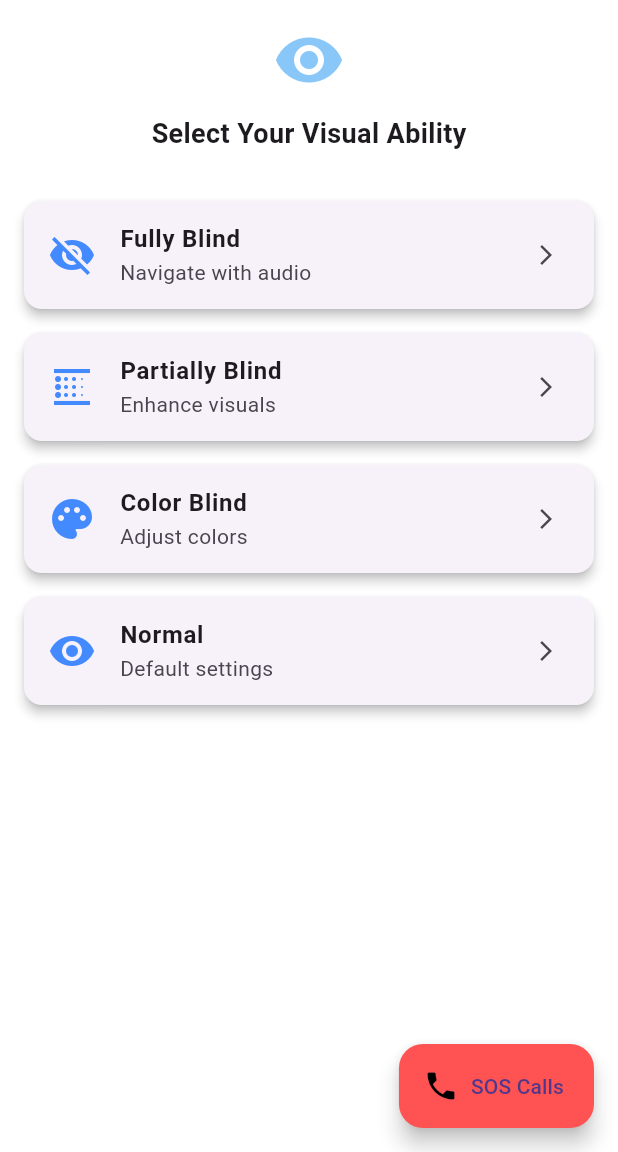
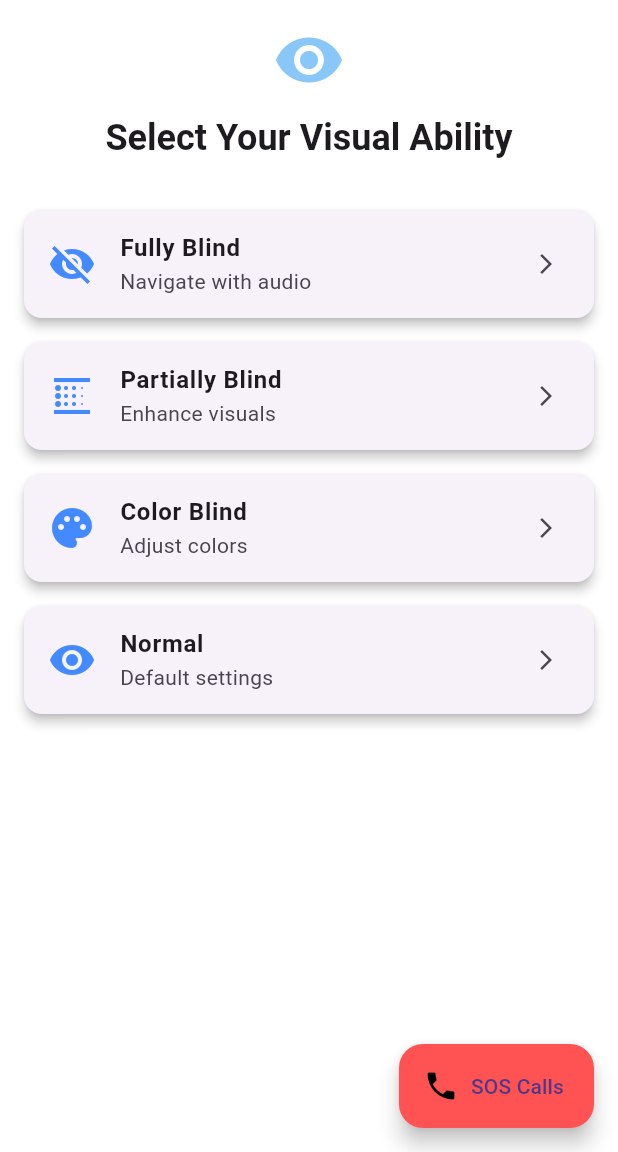
Before and after one commit to bappa-arc/visionaid_ar, a Flutter app: the screen it shows after launch, after a tap on the "mic" icon, on a phone screen of 412 x 824 dp, the part 84-1236 px from its top. Run offline on Flutter 3.47's test engine with Material 3 defaults, Android fonts, the phone set to English and light mode, and no system bars; Roboto replaces fonts that are missing (OpenSans).

Commit message:
UI updation (2nd)

```diff
--- a/lib/main.dart
+++ b/lib/main.dart
@@ -7,13 +7,13 @@ class AccessibilityApp extends StatelessWidget {
   @override
   Widget build(BuildContext context) {
     return MaterialApp(
-      title: 'Accessibility Options',
+      title: 'VisionAid AR',
       theme: ThemeData(
         fontFamily: 'OpenSans',
         primarySwatch: Colors.blue,
         scaffoldBackgroundColor: Colors.white,
       ),
-      home: AccessibilityScreen(), // 👈 Using the screen from home_screen.dart
+      home: AccessibilityScreen(),
     );
   }
 }
--- a/lib/screens/home_screen.dart
+++ b/lib/screens/home_screen.dart
@@ -1,4 +1,9 @@
 import 'package:flutter/material.dart';
+import '../screens/fully_blind_screen.dart';
+import '../screens/partially_blind_screen.dart';
+import '../screens/color_blind_screen.dart';
+import '../screens/normal_user_screen.dart';
+import '../widgets/accessibility_option_card.dart';
 
 class AccessibilityScreen extends StatefulWidget {
   @override
@@ -10,33 +15,6 @@ class _AccessibilityScreenState extends State<AccessibilityScreen>
   late AnimationController _controller;
   late Animation<double> _opacityAnimation;
 
-  final List<_AccessibilityOption> options = [
-    _AccessibilityOption(
-      title: "Fully Blind",
-      subtitle: "Navigate with audio",
-      icon: Icons.visibility_off,
-      onTap: () {},
-    ),
-    _AccessibilityOption(
-      title: "Partially Blind",
-      subtitle: "Enhance visuals",
-      icon: Icons.blur_linear,
-      onTap: () {},
-    ),
-    _AccessibilityOption(
-      title: "Color Blind",
-      subtitle: "Adjust colors",
-      icon: Icons.palette,
-      onTap: () {},
-    ),
-    _AccessibilityOption(
-      title: "Normal",
-      subtitle: "Default settings",
-      icon: Icons.visibility,
-      onTap: () {},
-    ),
-  ];
-
   @override
   void initState() {
     super.initState();
@@ -45,7 +23,14 @@ class _AccessibilityScreenState extends State<AccessibilityScreen>
       duration: Duration(milliseconds: 800),
     )..repeat(reverse: true);
 
-    _opacityAnimation = Tween<double>(begin: 1.0, end: 0.3).animate(_controller);
+    _opacityAnimation = Tween<double>(
+      begin: 1.0,
+      end: 0.3,
+    ).animate(_controller);
+    _opacityAnimation = Tween<double>(
+      begin: 1.0,
+      end: 0.3,
+    ).animate(_controller);
   }
 
   @override
@@ -56,90 +41,97 @@ class _AccessibilityScreenState extends State<AccessibilityScreen>
 
   @override
   Widget build(BuildContext context) {
+    final options = [
+      AccessibilityOption(
+        title: "Fully Blind",
+        subtitle: "Navigate with audio",
+        icon: Icons.visibility_off,
+        onTap:
+            () => Navigator.push(
+              context,
+              MaterialPageRoute(builder: (_) => FullyBlindScreen()),
+            ),
+      ),
+      AccessibilityOption(
+        title: "Partially Blind",
+        subtitle: "Enhance visuals",
+        icon: Icons.blur_linear,
+        onTap:
+            () => Navigator.push(
+              context,
+              MaterialPageRoute(builder: (_) => PartiallyBlindScreen()),
+            ),
+      ),
+      AccessibilityOption(
+        title: "Color Blind",
+        subtitle: "Adjust colors",
+        icon: Icons.palette,
+        onTap:
+            () => Navigator.push(
+              context,
+              MaterialPageRoute(builder: (_) => ColorBlindScreen()),
+            ),
+      ),
+      AccessibilityOption(
+        title: "Normal",
+        subtitle: "Default settings",
+        icon: Icons.visibility,
+        onTap:
+            () => Navigator.push(
+              context,
+              MaterialPageRoute(builder: (_) => NormalUserScreen()),
+            ),
+      ),
+    ];
+
     return Scaffold(
       appBar: AppBar(
         title: Text('Accessibility Options'),
         backgroundColor: const Color.fromARGB(255, 157, 168, 230),
         actions: [
-    IconButton(
-      icon: Icon(Icons.mic),
-      onPressed: () {
-        print("Mic icon pressed");
-        // Add your action for the mic button here
-      },
-    ),
-    IconButton(
-      icon: Icon(Icons.settings),
-      onPressed: () {
-        print("Settings icon pressed");
-        // Add your action for the settings button here
-      },
-    ),
+          IconButton(icon: Icon(Icons.mic), onPressed: () {}),
+          IconButton(icon: Icon(Icons.settings), onPressed: () {}),
         ],
       ),
-
-      body: Padding(
+      body: SafeArea(
+        child: SingleChildScrollView(
           padding: const EdgeInsets.all(16.0),
           child: Column(
             children: [
               AnimatedBuilder(
                 animation: _opacityAnimation,
-              builder: (context, child) => Opacity(
+                builder:
+                    (context, child) => Opacity(
                       opacity: _opacityAnimation.value,
-                child: Icon(Icons.remove_red_eye, size: 48, color: Colors.blue),
+                      child: Icon(
+                        Icons.remove_red_eye,
+                        size: 48,
+                        color: Colors.blue,
+                      ),
                     ),
               ),
               SizedBox(height: 12),
               Text(
                 "Select Your Visual Ability",
-              style: TextStyle(fontSize: 18, fontWeight: FontWeight.w600),
+                style: Theme.of(context).textTheme.headlineSmall?.copyWith(
+                  fontWeight: FontWeight.w600,
+                ),
               ),
               SizedBox(height: 24),
-            ...options.map((opt) => _buildOptionCard(context, opt)),
-            Spacer(),
-            Align(
-              alignment: Alignment.bottomRight,
-              child: FloatingActionButton.extended(
-                onPressed: () {},
-                icon: Icon(Icons.phone, color: const Color.fromARGB(255, 0, 0, 0)),
-                label: Text("SOS Calls"),
-                backgroundColor: Colors.redAccent,
-              ),
-            ),
+              ...options.map((opt) => AccessibilityOptionCard(option: opt)),
+              SizedBox(height: 40),
             ],
           ),
         ),
-    );
-  }
-
-  Widget _buildOptionCard(BuildContext context, _AccessibilityOption opt) {
-    return GestureDetector(
-      onTap: opt.onTap,
-      child: Card(
-        shape: RoundedRectangleBorder(borderRadius: BorderRadius.circular(12)),
-        margin: EdgeInsets.symmetric(vertical: 8),
-        elevation: 3,
-        child: ListTile(
-          leading: Icon(opt.icon, size: 32, color: Colors.blueAccent),
-          title: Text(opt.title, style: TextStyle(fontSize: 16, fontWeight: FontWeight.w600)),
-          subtitle: Text(opt.subtitle),
-          trailing: Icon(Icons.arrow_forward_ios, size: 16),
       ),
+      floatingActionButton: FloatingActionButton.extended(
+        onPressed: () {
+          // SOS action goes here
+        },
+        icon: Icon(Icons.phone, color: Colors.black),
+        label: Text("SOS Calls"),
+        backgroundColor: Colors.redAccent,
       ),
     );
   }
 }
-
-class _AccessibilityOption {
-  final String title;
-  final String subtitle;
-  final IconData icon;
-  final VoidCallback onTap;
-
-  _AccessibilityOption({
-    required this.title,
-    required this.subtitle,
-    required this.icon,
-    required this.onTap,
-  });
-}
--- /dev/null
+++ b/lib/widgets/accessibility_option_card.dart
@@ -0,0 +1,42 @@
+import 'package:flutter/material.dart';
+
+class AccessibilityOption {
+  final String title;
+  final String subtitle;
+  final IconData icon;
+  final VoidCallback onTap;
+
+  AccessibilityOption({
+    required this.title,
+    required this.subtitle,
+    required this.icon,
+    required this.onTap,
+  });
+}
+
+class AccessibilityOptionCard extends StatelessWidget {
+  final AccessibilityOption option;
+
+  const AccessibilityOptionCard({super.key, required this.option});
+
+  @override
+  Widget build(BuildContext context) {
+    return GestureDetector(
+      onTap: option.onTap,
+      child: Card(
+        shape: RoundedRectangleBorder(borderRadius: BorderRadius.circular(12)),
+        margin: EdgeInsets.symmetric(vertical: 8),
+        elevation: 3,
+        child: ListTile(
+          leading: Icon(option.icon, size: 32, color: Colors.blueAccent),
+          title: Text(
+            option.title,
+            style: TextStyle(fontSize: 16, fontWeight: FontWeight.w600),
+          ),
+          subtitle: Text(option.subtitle),
+          trailing: Icon(Icons.arrow_forward_ios, size: 16),
+        ),
+      ),
+    );
+  }
+}
```
Also changed, not shown: lib/screens/color_blind_screen.dart (added, +16 -0 lines), lib/screens/fully_blind_screen.dart (added, +16 -0 lines), lib/screens/normal_user_screen.dart (added, +16 -0 lines), lib/screens/partially_blind_screen.dart (added, +16 -0 lines), lib/widgets/accessible_button.dart (deleted). Lines whose indentation alone changed are shown as unchanged.
